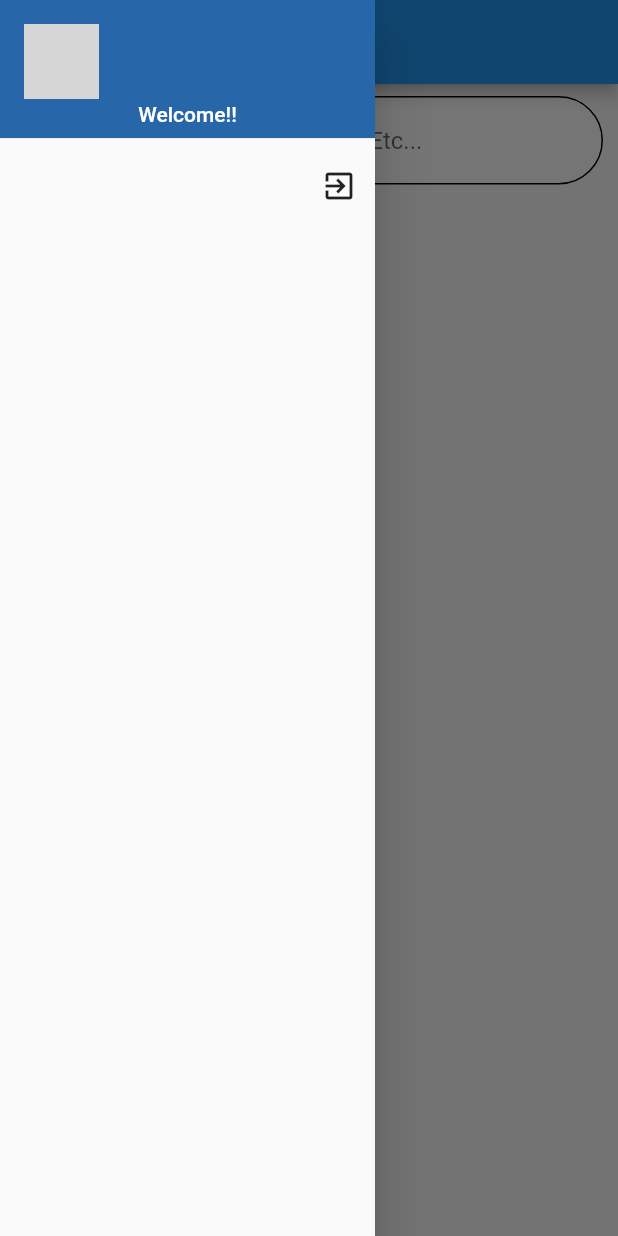
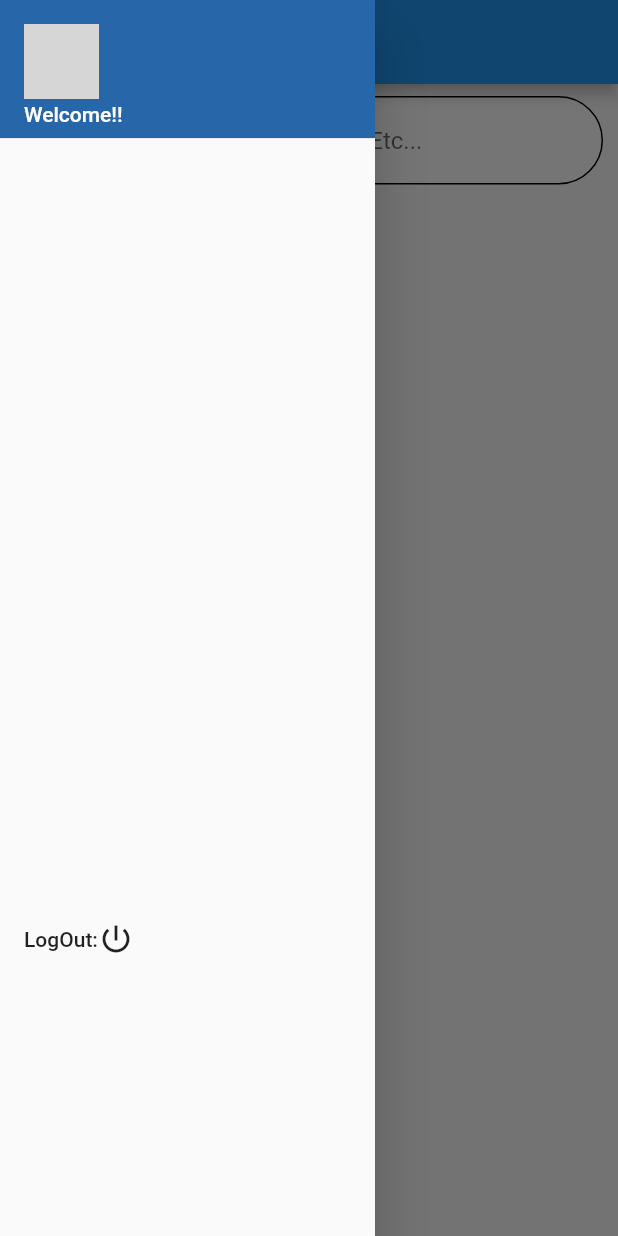
Before and after one commit to amankumar00/MilkApp, a Flutter app: the HomePage screen opened directly, with the side drawer open, on a phone screen of 412 x 824 dp. Run offline on Flutter 3.47's test engine with Material 2 defaults, Android fonts, the phone set to English and light mode, and no system bars; our stand-ins replace firebase_auth, firebase_core, form_field_validator, google_sign_in, progress_dialog; missing offline and left inert: stripe_payment; accounts and stored records are empty; network calls fail; grey boxes are pictures that could not be loaded.

Commit message:
Imoproved UI

```diff
--- a/lib/Views/HomePage.dart
+++ b/lib/Views/HomePage.dart
@@ -9,13 +9,13 @@ import 'dart:core';
 import 'package:firebase_auth/firebase_auth.dart';
 
 class HomePage extends StatefulWidget {
-  static String id = '/HomePage';
+  static String id = '/';
   @override
   _HomePageState createState() => _HomePageState();
 }
 
 class _HomePageState extends State<HomePage> {
-  User user = FirebaseAuth.instance.currentUser;
+//  User user = FirebaseAuth.instance.currentUser;
   Networking networking = Networking();
   var data;
   String brandName;
@@ -40,8 +40,8 @@ class _HomePageState extends State<HomePage> {
           brandName: u['brand'],
         );
         items.add(gridViewItem);
-        userName = user.displayName;
-        photoURL = user.photoURL;
+//        userName = user.displayName;
+//        photoURL = user.photoURL;
       }
     });
   }
@@ -91,12 +91,15 @@ class _HomePageState extends State<HomePage> {
                             ),
                           ),
                         ),
-                        Text(
-                          userName != null
-                              ? '${userName.toString()}'
-                              : 'Welcome!!',
-                          style: TextStyle(
-                            color: Colors.white,
+                        Align(
+                          alignment: Alignment.bottomLeft,
+                          child: Text(
+                            userName != null
+                                ? '${userName.toString()}'
+                                : 'Welcome!!',
+                            style: TextStyle(
+                              color: Colors.white,
+                            ),
                           ),
                         ),
                       ],
@@ -107,11 +110,17 @@ class _HomePageState extends State<HomePage> {
                   ),
                 ),
               ),
-              Expanded(
+              Container(
+                height: 550,
                 child: Align(
                   alignment: Alignment.bottomRight,
-                  child: IconButton(
-                    icon: Icon(Icons.exit_to_app),
+                  child: FlatButton(
+                    child: Row(
+                      children: [
+                        Text('LogOut:'),
+                        Icon(Icons.power_settings_new),
+                      ],
+                    ),
                     splashColor: Colors.transparent,
                     highlightColor: Colors.transparent,
                     onPressed: () => signOutUser().then((value) {
--- a/lib/Views/LoginPage.dart
+++ b/lib/Views/LoginPage.dart
@@ -5,7 +5,7 @@ import '../Services//authentication.dart';
 import 'package:form_field_validator/form_field_validator.dart';
 
 class LoginPage extends StatefulWidget {
-  static String id = '/';
+  static String id = '/LoginPage';
   @override
   _LoginPageState createState() => _LoginPageState();
 }
```
